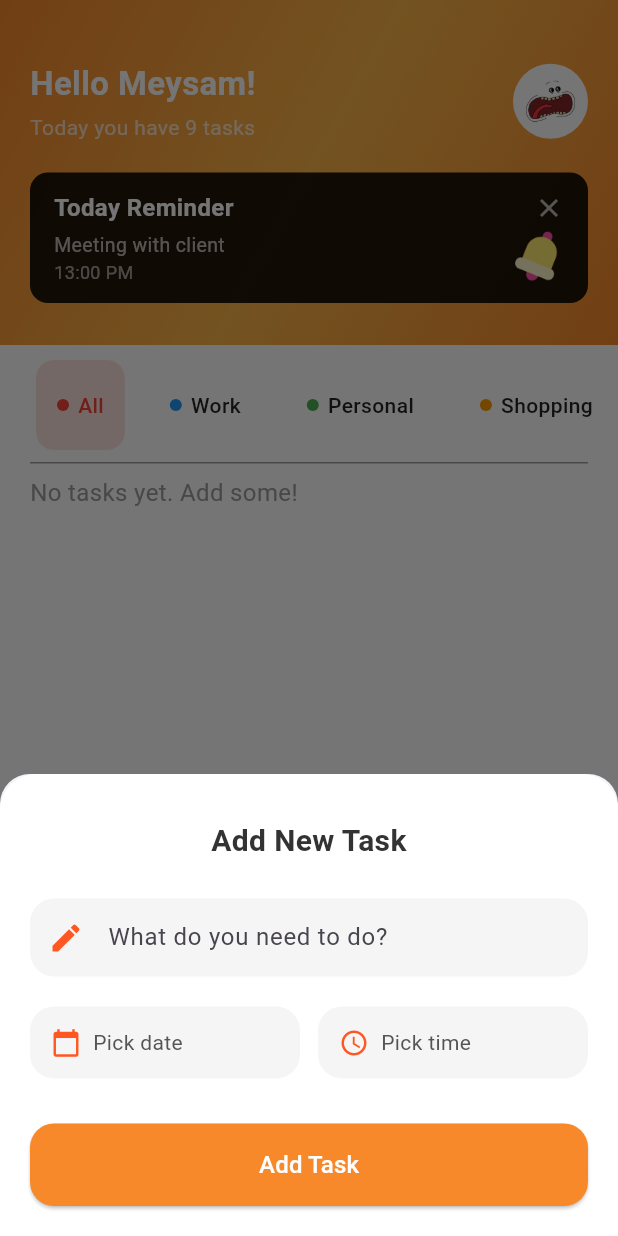
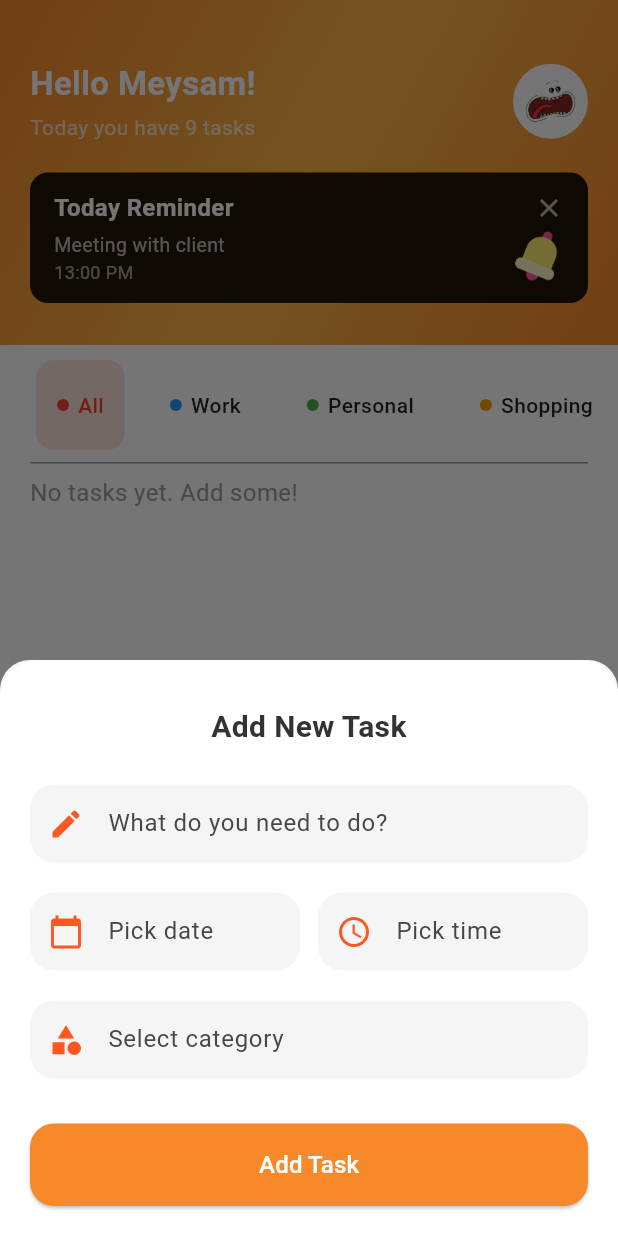
Before and after one commit to ZiloxM/ToDoList, a Flutter app: the screen it shows after launch, after a tap on the "add" icon, on a phone screen of 412 x 824 dp. Run offline on Flutter 3.47's test engine with Material 3 defaults, Android fonts, the phone set to English and light mode, and no system bars; our stand-ins replace another_flushbar, table_calendar.

Commit message:
V3 5/19/25

```diff
--- a/lib/task_sheet.dart
+++ b/lib/task_sheet.dart
@@ -1,8 +1,9 @@
 import 'package:flutter/material.dart';
 import 'package:intl/intl.dart';
+import 'package:todo_list/category/category_sheet.dart';
 import 'package:todo_list/components/calendar.dart';
 import 'package:todo_list/components/time.dart';
-import 'package:todo_list/task_model.dart';
+import 'package:another_flushbar/flushbar.dart';
 
 class TaskSheet extends StatefulWidget {
   const TaskSheet({super.key});
@@ -15,6 +16,14 @@ class _TaskSheetState extends State<TaskSheet> {
   final taskController = TextEditingController();
   DateTime? selectedDate;
   TimeOfDay? selectedTime;
+  final List<String> categories = [
+    'Work',
+    'Study',
+    'Personal',
+    'Shopping',
+    'Other'
+  ];
+  String? selectedCategory;
 
   Future<void> _pickTime() async {
     final picked = await showCustomCupertinoTimePicker(
@@ -82,82 +91,114 @@ class _TaskSheetState extends State<TaskSheet> {
             /// Date & Time pickers
             Row(
               children: [
+                // Date
                 Expanded(
-                  child: GestureDetector(
+                  child: TextField(
+                    readOnly: true,
                     onTap: () async {
                       final pickedDate = await showDialog<DateTime>(
                         context: context,
                         builder: (context) => const Calendar(),
                       );
                       if (pickedDate != null) {
-                        setState(
-                          () {
-                            selectedDate = pickedDate;
-                          },
-                        );
+                        setState(() {
+                          selectedDate = pickedDate;
+                        });
                       }
                     },
-                    child: Container(
-                      padding: const EdgeInsets.all(14),
-                      decoration: BoxDecoration(
-                        color: const Color(0xfff5f5f5),
+                    enabled: true,
+                    decoration: InputDecoration(
+                      hintText: "Pick date",
+                      filled: true,
+                      fillColor: const Color(0xfff5f5f5),
+                      contentPadding: const EdgeInsets.symmetric(
+                        horizontal: 16,
+                        vertical: 14,
+                      ),
+                      border: OutlineInputBorder(
                         borderRadius: BorderRadius.circular(16),
+                        borderSide: BorderSide.none,
                       ),
-                      child: Row(
-                        children: [
-                          const Icon(
-                            Icons.calendar_today,
-                            color: Colors.deepOrange,
-                            size: 20,
-                          ),
-                          const SizedBox(width: 8),
-                          Text(
-                            selectedDate != null
-                                ? DateFormat('yyyy/MM/dd').format(selectedDate!)
-                                : "Pick date",
-                            style: const TextStyle(
-                              color: Color(0xff555555),
-                              fontSize: 14,
-                            ),
-                          ),
-                        ],
+                      prefixIcon: const Icon(
+                        Icons.calendar_today,
+                        color: Colors.deepOrange,
                       ),
+                    ),
+                    controller: TextEditingController(
+                      text: selectedDate != null
+                          ? DateFormat('yyyy/MM/dd').format(selectedDate!)
+                          : '',
                     ),
                   ),
                 ),
+
                 const SizedBox(width: 12),
+
+                // Time
                 Expanded(
-                  child: GestureDetector(
+                  child: TextField(
+                    readOnly: true,
                     onTap: _pickTime,
-                    child: Container(
-                      padding: const EdgeInsets.all(14),
-                      decoration: BoxDecoration(
-                        color: const Color(0xfff5f5f5),
+                    enabled: true,
+                    decoration: InputDecoration(
+                      hintText: "Pick time",
+                      filled: true,
+                      fillColor: const Color(0xfff5f5f5),
+                      contentPadding: const EdgeInsets.symmetric(
+                          horizontal: 16, vertical: 14),
+                      border: OutlineInputBorder(
                         borderRadius: BorderRadius.circular(16),
+                        borderSide: BorderSide.none,
                       ),
-                      child: Row(
-                        children: [
-                          const Icon(
-                            Icons.access_time,
-                            color: Colors.deepOrange,
-                            size: 20,
-                          ),
-                          const SizedBox(width: 8),
-                          Text(
-                            selectedTime != null
-                                ? selectedTime!.format(context)
-                                : "Pick time",
-                            style: const TextStyle(
-                              color: Color(0xff555555),
-                              fontSize: 14,
-                            ),
-                          ),
-                        ],
+                      prefixIcon: const Icon(
+                        Icons.access_time,
+                        color: Colors.deepOrange,
                       ),
+                    ),
+                    controller: TextEditingController(
+                      text: selectedTime != null
+                          ? selectedTime!.format(context)
+                          : '',
                     ),
                   ),
                 ),
               ],
+            ),
+            const SizedBox(height: 20),
+
+            /// Category
+            TextField(
+              decoration: InputDecoration(
+                hintText: 'Select category',
+                filled: true,
+                fillColor: const Color(0xfff5f5f5),
+                contentPadding: const EdgeInsets.symmetric(
+                  horizontal: 16,
+                  vertical: 14,
+                ),
+                border: OutlineInputBorder(
+                  borderRadius: BorderRadius.circular(16),
+                  borderSide: BorderSide.none,
+                ),
+                prefixIcon: const Icon(
+                  Icons.category,
+                  color: Colors.deepOrange,
+                ),
+              ),
+              onTap: () async {
+                final selected = await showDialog<String>(
+                  context: context,
+                  builder: (_) => const CategorySheet(),
+                );
+
+                if (selected != null) {
+                  setState(
+                    () {
+                      selectedCategory = selected;
+                    },
+                  );
+                }
+              },
             ),
             const SizedBox(height: 30),
 
@@ -169,23 +210,39 @@ class _TaskSheetState extends State<TaskSheet> {
                 if (taskController.text.isEmpty) {
                   errors.add("Please enter a task title.");
                 }
-
-                if (selectedDate == null && selectedTime == null) {
+                if (selectedDate == null &&
+                    selectedTime == null &&
+                    selectedCategory == null) {
+                  errors.add("Please complete all fields.");
+                } else if (selectedDate == null && selectedTime == null) {
                   errors.add("Please select both date and time.");
+                } else if (selectedDate == null && selectedCategory == null) {
+                  errors.add("Please select both date and category.");
+                } else if (selectedTime == null && selectedCategory == null) {
+                  errors.add("Please select both time and category.");
                 } else if (selectedDate == null) {
                   errors.add("Please select a date.");
                 } else if (selectedTime == null) {
                   errors.add("Please select a time.");
+                } else if (selectedCategory == null) {
+                  errors.add("Please select a category.");
                 }
 
                 if (errors.isNotEmpty) {
-                  ScaffoldMessenger.of(context).showSnackBar(
-                    SnackBar(
-                      content: Text(errors.join('\n')),
-                      backgroundColor: Colors.deepOrange,
-                      duration: const Duration(seconds: 3),
+                  Flushbar(
+                    message: errors.join('\n'),
+                    backgroundColor: Colors.deepOrange,
+                    messageColor: Colors.white,
+                    icon: const Icon(
+                      Icons.error_outline,
+                      color: Colors.white,
                     ),
-                  );
+                    duration: const Duration(seconds: 4),
+                    flushbarPosition: FlushbarPosition.TOP,
+                    borderRadius: BorderRadius.circular(12),
+                    margin: const EdgeInsets.all(10),
+                    animationDuration: const Duration(milliseconds: 500),
+                  ).show(context);
                   return;
                 }
 
@@ -195,6 +252,7 @@ class _TaskSheetState extends State<TaskSheet> {
                     'title': taskController.text,
                     'date': selectedDate,
                     'time': selectedTime,
+                    'category': selectedCategory,
                   },
                 );
               },
--- a/pubspec.yaml
+++ b/pubspec.yaml
@@ -32,6 +32,7 @@ dependencies:
     sdk: flutter
   table_calendar: ^3.2.0
   intl: ^0.20.2
+  another_flushbar: ^1.10.24
 
   # The following adds the Cupertino Icons font to your application.
   # Use with the CupertinoIcons class for iOS style icons.
```
Also changed, not shown: lib/category/category_sheet.dart (added, +132 -0 lines), lib/components/time.dart (+3 -6 lines), pubspec.lock.
